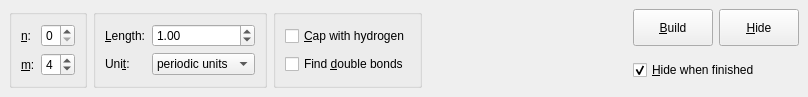
First picture: the form in libavogadro/src/extensions/swcntbuilder/swcntbuilderwidget.ui, repository cryos/avogadro, before the edit.
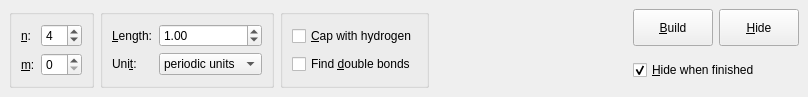
Second picture: the form after the edit.

Commit message: Allow m,n values to go up to 30,30 (albeit a lot of time)

```diff
--- a/libavogadro/src/extensions/swcntbuilder/swcntbuilderwidget.ui
+++ b/libavogadro/src/extensions/swcntbuilder/swcntbuilderwidget.ui
@@ -7,7 +7,7 @@
     <x>0</x>
     <y>0</y>
     <width>808</width>
-    <height>101</height>
+    <height>140</height>
    </rect>
   </property>
   <property name="sizePolicy">
@@ -48,7 +48,10 @@
          <item row="0" column="1">
           <widget class="QSpinBox" name="spin_n">
            <property name="maximum">
-            <number>9</number>
+            <number>30</number>
+           </property>
+           <property name="value">
+            <number>4</number>
            </property>
           </widget>
          </item>
@@ -68,10 +71,10 @@
             <number>0</number>
            </property>
            <property name="maximum">
-            <number>9</number>
+            <number>30</number>
            </property>
            <property name="value">
-            <number>4</number>
+            <number>0</number>
            </property>
           </widget>
          </item>
```
